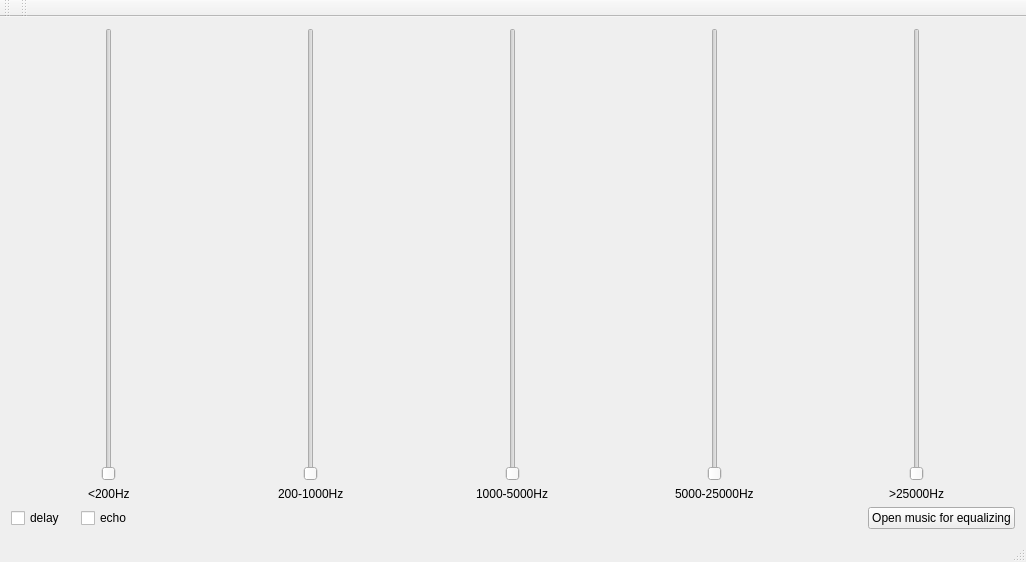
Old version of the form mainwindow.ui in the repository feakuru/fealizer.
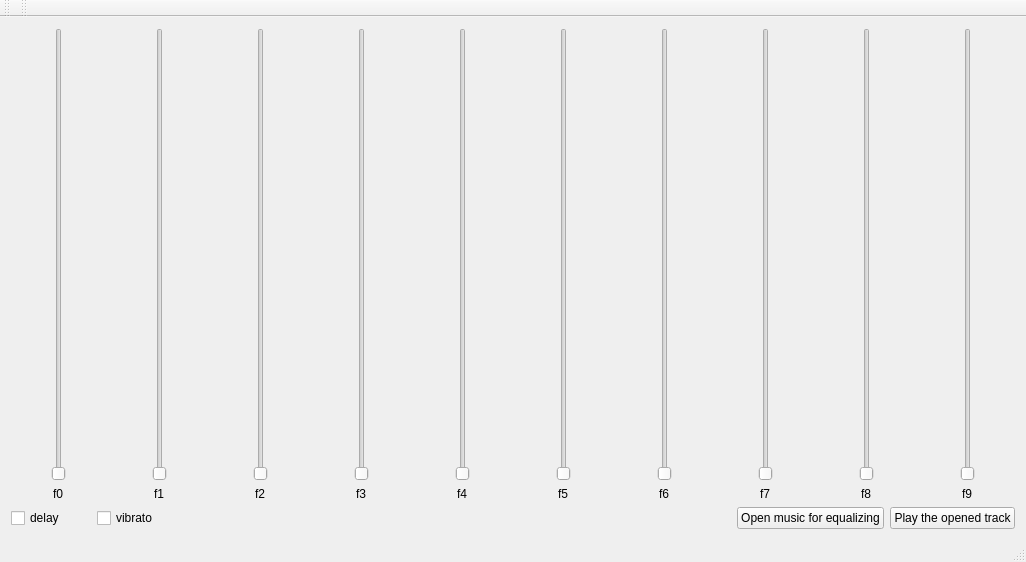
New version of the form.

What changed in the file:
```diff
--- a/mainwindow.ui
+++ b/mainwindow.ui
@@ -14,7 +14,7 @@
    <string>MainWindow</string>
   </property>
   <widget class="QWidget" name="centralWidget">
-   <layout class="QVBoxLayout" name="verticalLayout_6">
+   <layout class="QVBoxLayout" name="verticalLayout_11">
     <item>
      <layout class="QHBoxLayout" name="horizontalLayout">
       <item>
@@ -29,7 +29,7 @@
         <item alignment="Qt::AlignHCenter">
          <widget class="QLabel" name="label">
           <property name="text">
-           <string>&lt;200Hz</string>
+           <string>f0</string>
           </property>
          </widget>
         </item>
@@ -47,7 +47,7 @@
         <item alignment="Qt::AlignHCenter">
          <widget class="QLabel" name="label_2">
           <property name="text">
-           <string>200-1000Hz</string>
+           <string>f1</string>
           </property>
          </widget>
         </item>
@@ -65,7 +65,7 @@
         <item alignment="Qt::AlignHCenter">
          <widget class="QLabel" name="label_3">
           <property name="text">
-           <string>1000-5000Hz</string>
+           <string>f2</string>
           </property>
          </widget>
         </item>
@@ -83,7 +83,7 @@
         <item alignment="Qt::AlignHCenter">
          <widget class="QLabel" name="label_4">
           <property name="text">
-           <string>5000-25000Hz</string>
+           <string>f3</string>
           </property>
          </widget>
         </item>
@@ -101,7 +101,97 @@
         <item alignment="Qt::AlignHCenter">
          <widget class="QLabel" name="label_5">
           <property name="text">
-           <string>&gt;25000Hz</string>
+           <string>f4</string>
+          </property>
+         </widget>
+        </item>
+       </layout>
+      </item>
+      <item>
+       <layout class="QVBoxLayout" name="verticalLayout_6">
+        <item alignment="Qt::AlignHCenter">
+         <widget class="QSlider" name="verticalSlider_6">
+          <property name="orientation">
+           <enum>Qt::Vertical</enum>
+          </property>
+         </widget>
+        </item>
+        <item alignment="Qt::AlignHCenter">
+         <widget class="QLabel" name="label_6">
+          <property name="text">
+           <string>f5</string>
+          </property>
+         </widget>
+        </item>
+       </layout>
+      </item>
+      <item>
+       <layout class="QVBoxLayout" name="verticalLayout_7">
+        <item alignment="Qt::AlignHCenter">
+         <widget class="QSlider" name="verticalSlider_7">
+          <property name="orientation">
+           <enum>Qt::Vertical</enum>
+          </property>
+         </widget>
+        </item>
+        <item alignment="Qt::AlignHCenter">
+         <widget class="QLabel" name="label_7">
+          <property name="text">
+           <string>f6</string>
+          </property>
+         </widget>
+        </item>
+       </layout>
+      </item>
+      <item>
+       <layout class="QVBoxLayout" name="verticalLayout_8">
+        <item alignment="Qt::AlignHCenter">
+         <widget class="QSlider" name="verticalSlider_8">
+          <property name="orientation">
+           <enum>Qt::Vertical</enum>
+          </property>
+         </widget>
+        </item>
+        <item alignment="Qt::AlignHCenter">
+         <widget class="QLabel" name="label_8">
+          <property name="text">
+           <string>f7</string>
+          </property>
+         </widget>
+        </item>
+       </layout>
+      </item>
+      <item>
+       <layout class="QVBoxLayout" name="verticalLayout_9">
+        <item alignment="Qt::AlignHCenter">
+         <widget class="QSlider" name="verticalSlider_9">
+          <property name="orientation">
+           <enum>Qt::Vertical</enum>
+          </property>
+         </widget>
+        </item>
+        <item alignment="Qt::AlignHCenter">
+         <widget class="QLabel" name="label_9">
+          <property name="text">
+           <string>f8</string>
+          </property>
+         </widget>
+        </item>
+       </layout>
+      </item>
+      <item>
+       <layout class="QVBoxLayout" name="verticalLayout_10">
+        <item alignment="Qt::AlignHCenter">
+         <widget class="QSlider" name="verticalSlider_10">
+          <property name="orientation">
+           <enum>Qt::Vertical</enum>
+          </property>
+         </widget>
+        </item>
+        <item alignment="Qt::AlignHCenter">
+         <widget class="QLabel" name="label_10">
+          <property name="text">
+           <string>f9</string>
           </property>
          </widget>
         </item>
@@ -115,19 +205,37 @@
        <widget class="QCheckBox" name="checkBox">
         <property name="minimumSize">
          <size>
-          <width>64</width>
+          <width>80</width>
           <height>0</height>
          </size>
         </property>
+        <property name="maximumSize">
+         <size>
+          <width>80</width>
+          <height>16777215</height>
+         </size>
+        </property>
         <property name="text">
          <string>delay</string>
         </property>
        </widget>
       </item>
       <item>
-       <widget class="QCheckBox" name="checkBox_2">
+       <widget class="QCheckBox" name="echo_checkBox">
+        <property name="minimumSize">
+         <size>
+          <width>80</width>
+          <height>0</height>
+         </size>
+        </property>
+        <property name="maximumSize">
+         <size>
+          <width>80</width>
+          <height>16777215</height>
+         </size>
+        </property>
         <property name="text">
-         <string>echo</string>
+         <string>vibrato</string>
         </property>
        </widget>
       </item>
@@ -151,6 +259,13 @@
         </property>
        </widget>
       </item>
+      <item>
+       <widget class="QPushButton" name="playButton">
+        <property name="text">
+         <string>Play the opened track</string>
+        </property>
+       </widget>
+      </item>
      </layout>
     </item>
    </layout>
```
Left out of the diff: 4 changed lines with no effect on the pictures.
